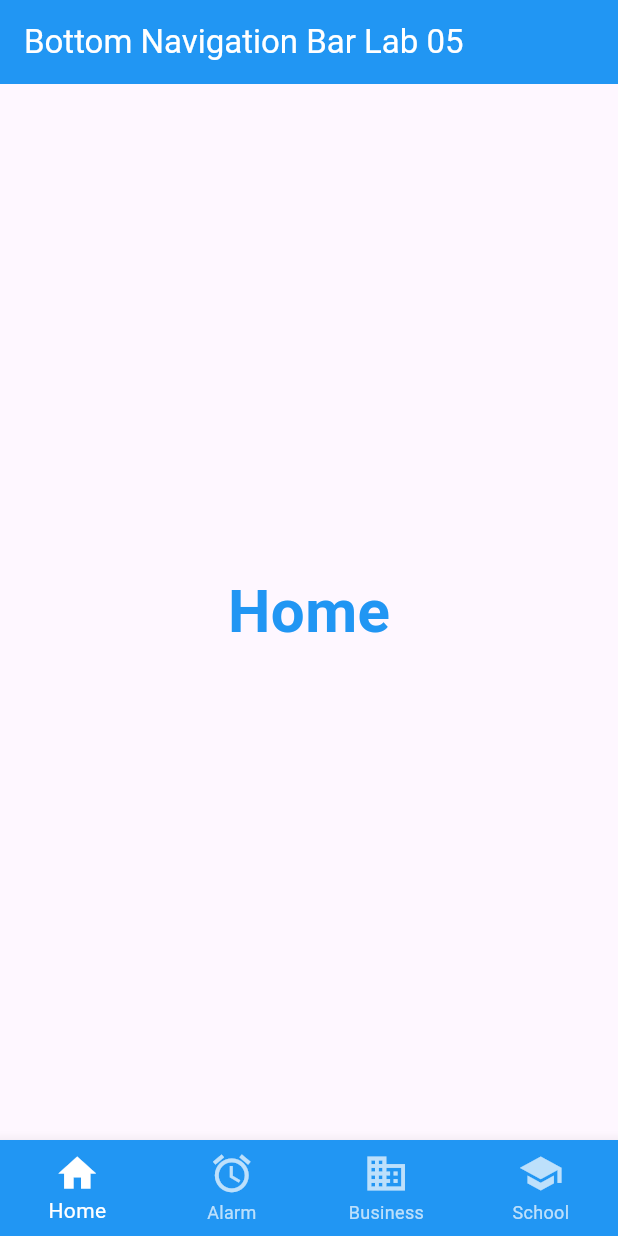
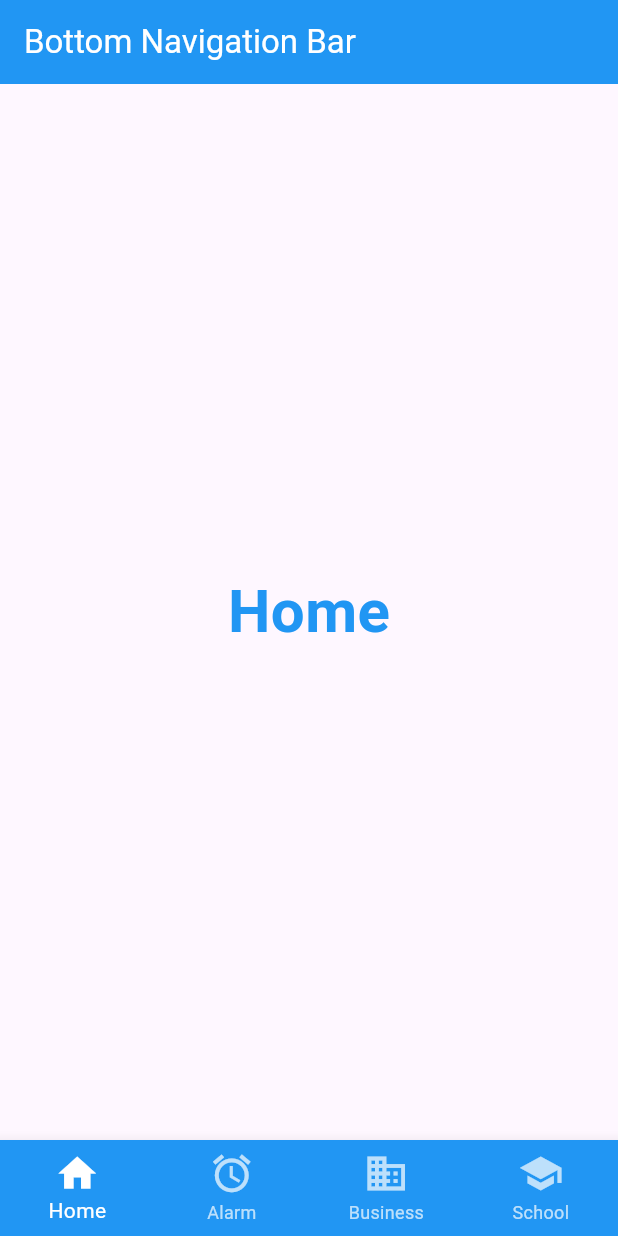
Before and after one commit to azuah12/TMA3084_SELab_105404_Lab05, a Flutter app: the screen it shows after launch, on a phone screen of 412 x 824 dp. Run offline on Flutter 3.47's test engine with Material 3 defaults, Android fonts, the phone set to English and light mode, and no system bars.

Commit message:
Update main.dart

```diff
--- a/bottom_navigator_bar_lab/lib/main.dart
+++ b/bottom_navigator_bar_lab/lib/main.dart
@@ -1,4 +1,5 @@
 import 'package:flutter/material.dart';
+
 import 'screen1.dart';
 import 'screen2.dart';
 import 'screen3.dart';
@@ -39,7 +40,9 @@ class _BottomNavLabState extends State<BottomNavLab> {
   Widget build(BuildContext context) {
     return Scaffold(
       appBar: AppBar(
-        title: const Text('Bottom Navigation Bar Lab 05'), //Changed This one
+        title: const Text(
+          'Bottom Navigation Bar',
+        ), //Changed This one (Reviewer removed 05)
         backgroundColor: Colors.blue,
         foregroundColor: Colors.white,
       ),
@@ -59,7 +62,10 @@ class _BottomNavLabState extends State<BottomNavLab> {
         items: const [
           BottomNavigationBarItem(icon: Icon(Icons.home), label: 'Home'),
           BottomNavigationBarItem(icon: Icon(Icons.alarm), label: 'Alarm'),
-          BottomNavigationBarItem(icon: Icon(Icons.business), label: 'Business'),
+          BottomNavigationBarItem(
+            icon: Icon(Icons.business),
+            label: 'Business',
+          ),
           BottomNavigationBarItem(icon: Icon(Icons.school), label: 'School'),
         ],
       ),
```
